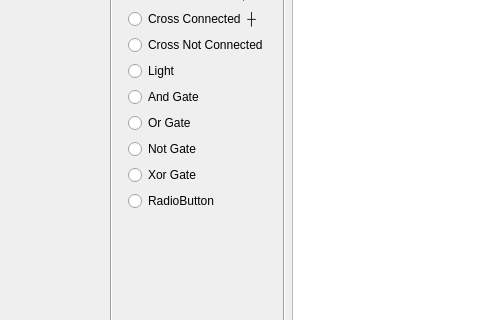
The window that mainwindow.ui (murcherful/LogicBlock) describes before a commit, drawn with Qt 5; both pictures show x 0 to 480 and y 289 to 609 of the 1108 by 755 pixel window.
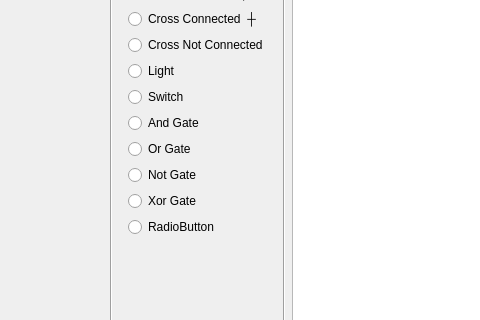
The same window after the commit. Custom widgets are drawn as their Qt base class.

Patch:
```diff
--- a/mainwindow.ui
+++ b/mainwindow.ui
@@ -243,7 +243,14 @@
             </widget>
            </item>
            <item>
-            <widget class="QRadioButton" name="radioButton_8">
+            <widget class="QRadioButton" name="radioButtonSwitch">
+             <property name="text">
+              <string>Switch</string>
+             </property>
+            </widget>
+           </item>
+           <item>
+            <widget class="QRadioButton" name="radioButtonAndGate">
              <property name="text">
               <string>And Gate</string>
              </property>
```
Left out of the diff: 6 changed lines with no effect on the pictures.
